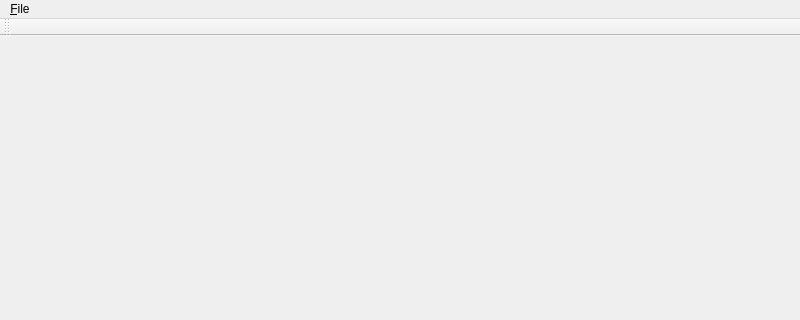
This is src/gui-qt/metasprite/spriteimporter/mainwindow.ui in undisbeliever/untech-editor as Qt 5 draws it before an edit; both pictures show x 0 to 800 and y 0 to 320 of the 800 by 500 pixel window. The edited form follows.
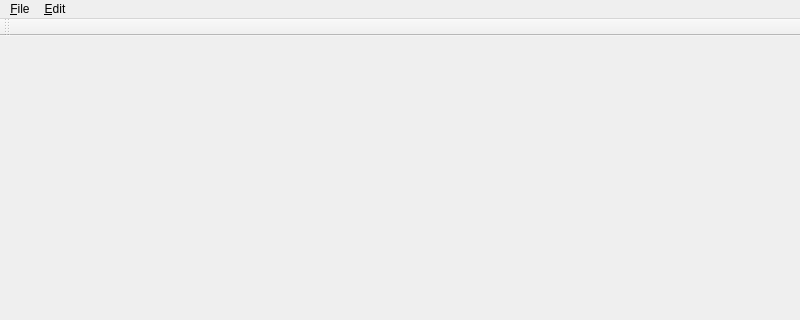
This is the edited form.

Commit message: gui-si: edit FrameSet data with QUndoCommands

```diff
--- a/src/gui-qt/metasprite/spriteimporter/mainwindow.ui
+++ b/src/gui-qt/metasprite/spriteimporter/mainwindow.ui
@@ -37,7 +37,13 @@
     <addaction name="separator"/>
     <addaction name="actionQuit"/>
    </widget>
+   <widget class="QMenu" name="menuEdit">
+    <property name="title">
+     <string>&amp;Edit</string>
+    </property>
+   </widget>
    <addaction name="menuFile"/>
+   <addaction name="menuEdit"/>
   </widget>
   <widget class="QToolBar" name="mainToolBar">
    <attribute name="toolBarArea">
```
The commit also changes 15 other files.
